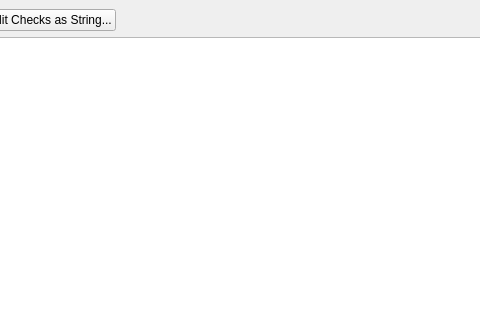
First picture: the form in src/plugins/clangtools/tidychecks.ui, repository qt-creator/qt-creator, before the edit; both pictures show x 198 to 678 and y 0 to 320 of the 800 by 500 pixel window.
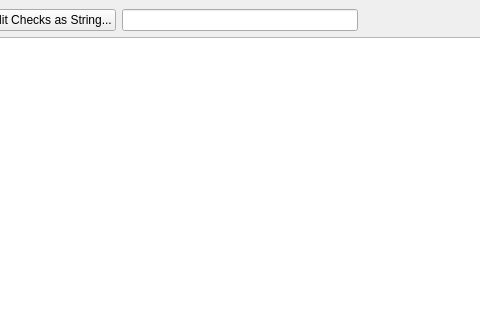
Second picture: the form after the edit. Custom widgets are drawn as their Qt base class.

Commit message:
ClangTools: Enable filtering in config widget
This makes it easy to search for certain checks.

Fixes: QTCREATORBUG-24851

What changed in the file:
```diff
--- a/src/plugins/clangtools/tidychecks.ui
+++ b/src/plugins/clangtools/tidychecks.ui
@@ -49,6 +49,9 @@
        </property>
       </widget>
      </item>
+     <item>
+      <widget class="Utils::FancyLineEdit" name="filterLineEdit"/>
+     </item>
      <item>
       <spacer name="horizontalSpacer">
        <property name="orientation">
@@ -164,6 +167,11 @@
    <extends>QLabel</extends>
    <header location="global">utils/infolabel.h</header>
   </customwidget>
+  <customwidget>
+   <class>Utils::FancyLineEdit</class>
+   <extends>QLineEdit</extends>
+   <header location="global">utils/fancylineedit.h</header>
+  </customwidget>
  </customwidgets>
  <resources/>
  <connections/>
```
The commit also changes 2 other files.
